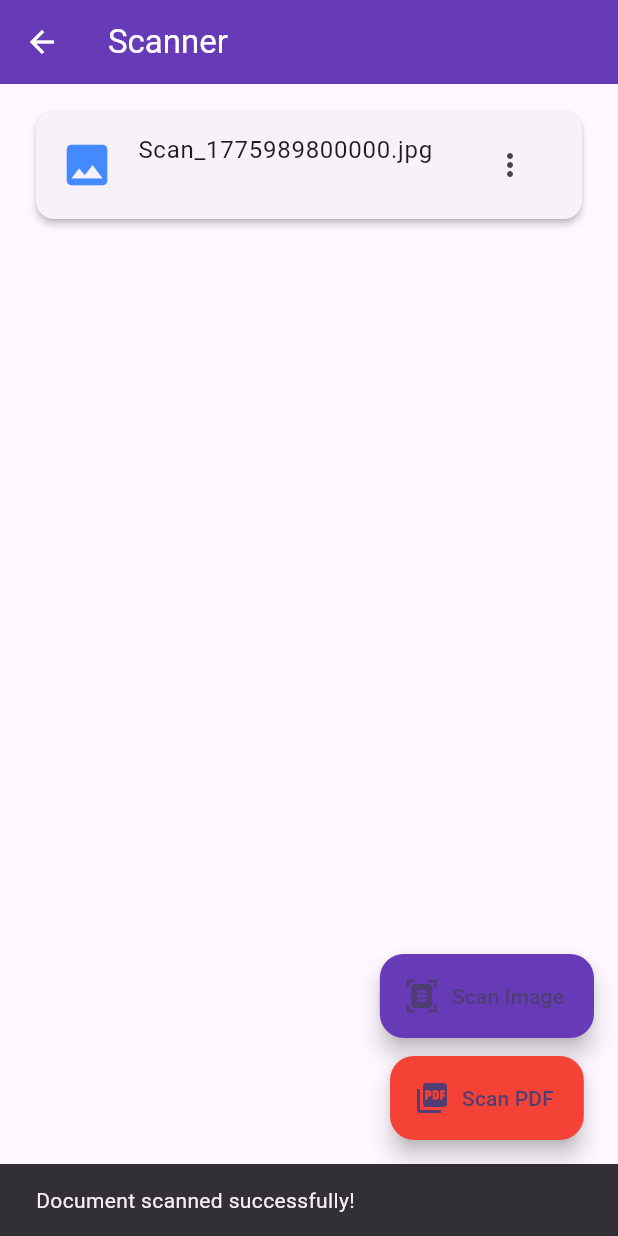
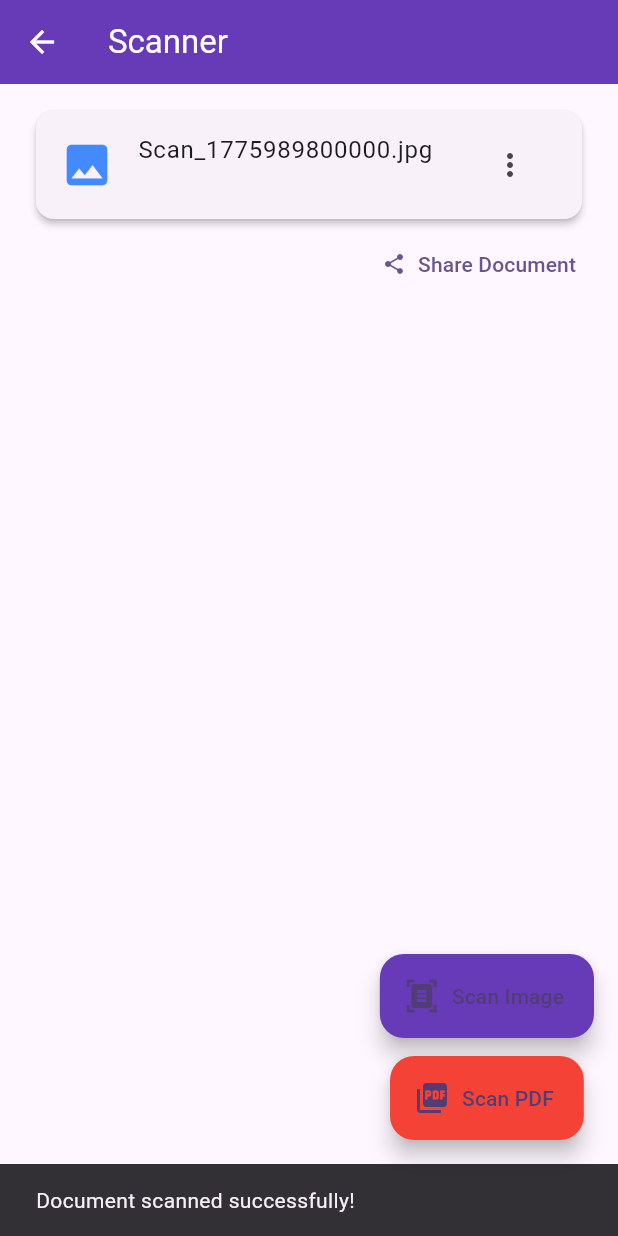
Before and after one commit to VINAY-MANDAL/Supread, a Flutter app: the ScannerScreen screen opened directly, after a tap on "Scan Image", on a phone screen of 412 x 824 dp. Run offline on Flutter 3.47's test engine with Material 3 defaults, Android fonts, the phone set to English and light mode, and no system bars; our stand-ins replace file_picker, open_filex, share_plus, shared_preferences, universal_io; missing offline and left inert: flutter_doc_scanner, syncfusion_flutter_pdfviewer; accounts and stored records are empty.

Commit message:
add share option

```diff
--- a/lib/scanner/scanner_screen.dart
+++ b/lib/scanner/scanner_screen.dart
@@ -3,6 +3,7 @@ import 'package:flutter/material.dart';
 import 'package:flutter/services.dart';
 import 'package:flutter_doc_scanner/flutter_doc_scanner.dart';
 import 'package:open_filex/open_filex.dart';
+import 'package:share_plus/share_plus.dart';
 import '../models/pdf_file_data.dart';
 import '../services/pdf_service.dart';
 import 'recent_file.dart';
@@ -76,8 +77,11 @@ class _ScannerScreenState extends State<ScannerScreen> {
       final name = 'Scan_${DateTime.now().millisecondsSinceEpoch}$ext';
       await PdfService.saveScannedFile(path: path, name: name);
       final fileData = PdfFileData(name: name, path: path, isWeb: false);
-      setState(() => _scannedFiles.insert(0, fileData));
+      if (mounted) {
+        setState(() => _scannedFiles.insert(0, fileData));
+      }
     }
+    await _loadScannedFiles(); // Refresh to ensure data is properly persisted
   }
 
   // ─── Open File ─────────────────────────────────────────────────────────────
@@ -89,6 +93,21 @@ class _ScannerScreenState extends State<ScannerScreen> {
     final result = await OpenFilex.open(file.path!);
     if (result.type != ResultType.done && mounted) {
       _showSnack('Could not open: ${result.message}');
+    }
+  }
+
+  // ─── Share File ────────────────────────────────────────────────────────────
+  Future<void> _shareFile(PdfFileData file) async {
+    if (file.path == null) {
+      _showSnack('File path not found.');
+      return;
+    }
+    final fileToShare = File(file.path!);
+    if (await fileToShare.exists()) {
+      await Share.shareXFiles([XFile(file.path!)],
+          text: 'Check out this document: ${file.name}');
+    } else {
+      _showSnack('File does not exist on storage.');
     }
   }
 
@@ -123,8 +142,16 @@ class _ScannerScreenState extends State<ScannerScreen> {
 
   // ─── Helpers ───────────────────────────────────────────────────────────────
   List<String> _extractPaths(dynamic result) {
+    if (result == null) return [];
     if (result is String) return [result];
     if (result is List) return result.map((e) => e.toString()).toList();
+    if (result is Map) {
+      // Handle different formats returned by scanner plugins
+      final pdfPath = result['pdfPath'] ?? result['pdf'];
+      if (pdfPath != null) return [pdfPath.toString()];
+      final images = result['images'];
+      if (images is List) return images.map((e) => e.toString()).toList();
+    }
     return [result.toString()];
   }
 
@@ -174,10 +201,24 @@ class _ScannerScreenState extends State<ScannerScreen> {
                   itemCount: _scannedFiles.length,
                   separatorBuilder: (_, __) => const SizedBox(height: 8),
                   itemBuilder: (ctx, i) {
-                    return RecentsFileCard(
-                      file: _scannedFiles[i],
-                      onDeleted: _loadScannedFiles,
-                      onRenamed: _loadScannedFiles,
+                    final file = _scannedFiles[i];
+                    return Column(
+                      mainAxisSize: MainAxisSize.min,
+                      children: [
+                        RecentsFileCard(
+                          file: file,
+                          onDeleted: _loadScannedFiles,
+                          onRenamed: _loadScannedFiles,
+                        ),
+                        Align(
+                          alignment: Alignment.centerRight,
+                          child: TextButton.icon(
+                            onPressed: () => _shareFile(file),
+                            icon: const Icon(Icons.share, size: 16),
+                            label: const Text('Share Document'),
+                          ),
+                        ),
+                      ],
                     );
                   },
                 ),
--- a/pubspec.yaml
+++ b/pubspec.yaml
@@ -16,6 +16,7 @@ dependencies:
   universal_io: ^2.2.2
   flutter_doc_scanner: ^0.0.19
   open_filex: ^4.7.0
+  share_plus: ^12.0.2
 
 dev_dependencies:
   flutter_test:
```
Also changed, not shown: pubspec.lock, 3 other files.
